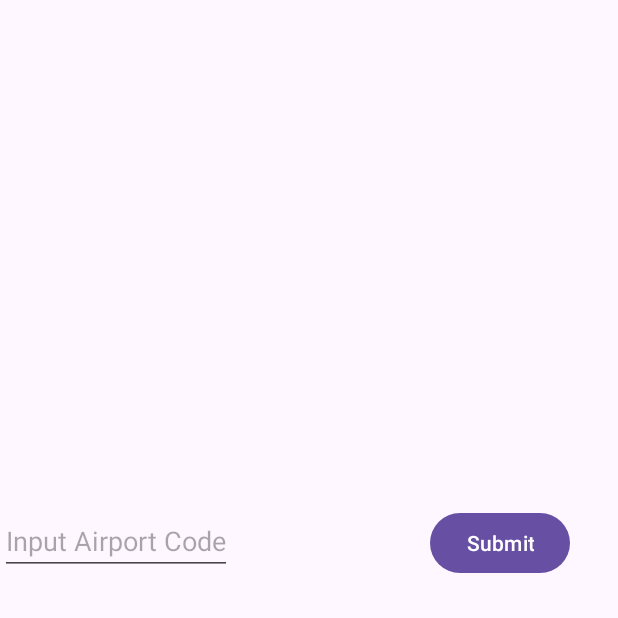
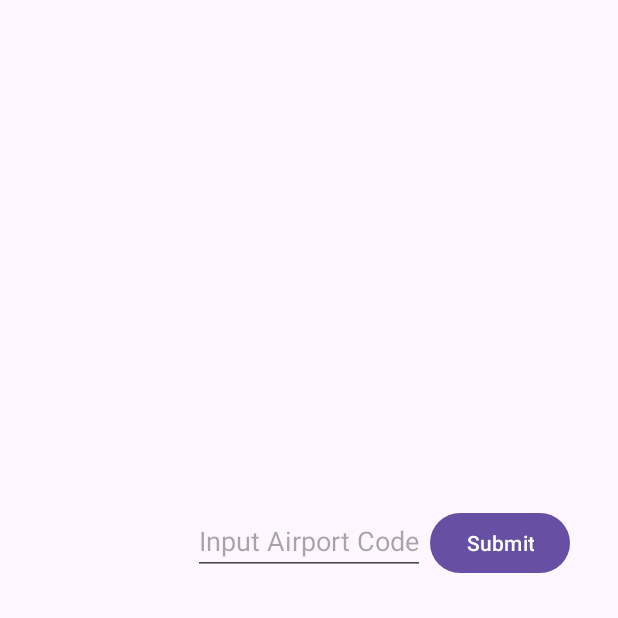
Before and after one commit to JiPooh/FinalProject, an Android app: the screen it shows after launch (flightTracker), after a tap on "Flight", on a phone screen of 412 x 824 dp, the top half of it. Run offline under Robolectric (Android 15) with nearby library versions, the phone set to English and light mode, and no system bars.

Commit message:
Added toast,alert, and snackbar to main activity

```diff
--- a/app/src/main/java/algonquin/cst2335/finalproject/MainActivity.java
+++ b/app/src/main/java/algonquin/cst2335/finalproject/MainActivity.java
@@ -1,9 +1,14 @@
 package algonquin.cst2335.finalproject;
 
+import androidx.appcompat.app.AlertDialog;
 import androidx.appcompat.app.AppCompatActivity;
 
 import android.content.Intent;
 import android.os.Bundle;
+import android.view.View;
+import android.widget.Toast;
+
+import com.google.android.material.snackbar.Snackbar;
 
 
 public class MainActivity extends AppCompatActivity {
@@ -12,18 +17,33 @@ public class MainActivity extends AppCompatActivity {
     protected void onCreate(Bundle savedInstanceState) {
         super.onCreate(savedInstanceState);
         setContentView(R.layout.activity_main);
+        Toast.makeText(this, "Welcome :)", Toast.LENGTH_SHORT).show();
+        showAlertDialog();
         findViewById(R.id.buttFlight).setOnClickListener(clk->{
-            Intent intent = new Intent(MainActivity.this, flightTracker.class);
-            startActivity(intent);
+            Intent flightIntent = new Intent(MainActivity.this, flightTracker.class);
+            startActivity(flightIntent);
+            showSnackbar("Flight");
         });
         findViewById(R.id.buttTriv).setOnClickListener(clk->{
-
+            showSnackbar("Trivia");
         });
         findViewById(R.id.buttCurr).setOnClickListener(clk->{
-
+            showSnackbar("Currency");
         });
         findViewById(R.id.buttBear).setOnClickListener(clk->{
-
+            showSnackbar("Bear");
         });
     }
+    private void showSnackbar(String buttonName) {
+        String message = "You have clicked " + buttonName + ". Proceeding to the next page.";
+        View rootView = findViewById(android.R.id.content);
+        Snackbar.make(rootView, message, Snackbar.LENGTH_SHORT).show();
+    }
+    private void showAlertDialog() {
+        AlertDialog.Builder builder = new AlertDialog.Builder(this);
+        builder.setTitle("Hello")
+                .setMessage("Please select an option")
+                .setPositiveButton("OK", null)
+                .show();
+    }
 }
--- a/app/src/main/java/algonquin/cst2335/finalproject/flightTracker.java
+++ b/app/src/main/java/algonquin/cst2335/finalproject/flightTracker.java
@@ -8,17 +8,30 @@ import android.content.SharedPreferences;
 import android.os.Bundle;
 import android.view.View;
 import android.widget.Button;
+import android.widget.EditText;
 import android.widget.Toast;
 
 import com.google.android.material.snackbar.Snackbar;
 
 public class flightTracker extends AppCompatActivity {
     private Button toastButton;
+    private static final String PREF_NAME = "MyPreferences";
+    private static final String KEY_USER_NAME = "UserName";
 
+    private EditText editTextUserName;
+    private SharedPreferences sharedPreferences;
     @Override
     protected void onCreate(Bundle savedInstanceState) {
         super.onCreate(savedInstanceState);
         setContentView(R.layout.activity_flight_tracker);
+
+        editTextUserName = findViewById(R.id.airport_option);
+        sharedPreferences = getSharedPreferences(PREF_NAME, MODE_PRIVATE);
+
+        // Load the user's name from Shared Preferences (if available)
+        String savedUserName = sharedPreferences.getString(KEY_USER_NAME, "");
+        editTextUserName.setText(savedUserName);
+
         toastButton = findViewById(R.id.airport_option_button);
         toastButton.setOnClickListener(new View.OnClickListener() {
             @Override
@@ -26,17 +39,19 @@ public class flightTracker extends AppCompatActivity {
                 showToast();
                 showAlertDialog();
                 showSnackbar(v);
-
-//        SharedPreferences prefs = getSharedPreferences("MyData", Context.MODE_PRIVATE);
-//        prefs.getString("VariableName", String defaultValue);
-//        String airportCode = prefs.getString("Airport Code", "");
-//        SharedPreferences.Editor editor = prefs.edit();
-//        editor.putString(String airportCode, String value);
-//        editor.apply();
             }
         });
     }
+    @Override
+    protected void onPause() {
+        super.onPause();
 
+        // Save the user's name to Shared Preferences when the activity is paused
+        String userName = editTextUserName.getText().toString();
+        SharedPreferences.Editor editor = sharedPreferences.edit();
+        editor.putString(KEY_USER_NAME, userName);
+        editor.apply();
+    }
     private void showToast() {
         Toast.makeText(this, "This is a Toast message!", Toast.LENGTH_SHORT).show();
     }
--- a/app/src/main/res/layout/activity_flight_tracker.xml
+++ b/app/src/main/res/layout/activity_flight_tracker.xml
@@ -29,7 +29,8 @@
         android:layout_height="wrap_content"
         android:layout_marginTop="32dp"
         android:hint="@string/main_edit_message"
-        app:layout_constraintTop_toBottomOf="@+id/flight_recyclerView"
-        tools:layout_editor_absoluteX="113dp" />
+        app:layout_constraintEnd_toEndOf="parent"
+        app:layout_constraintStart_toStartOf="parent"
+        app:layout_constraintTop_toBottomOf="@+id/flight_recyclerView" />
 
 </androidx.constraintlayout.widget.ConstraintLayout>
```
